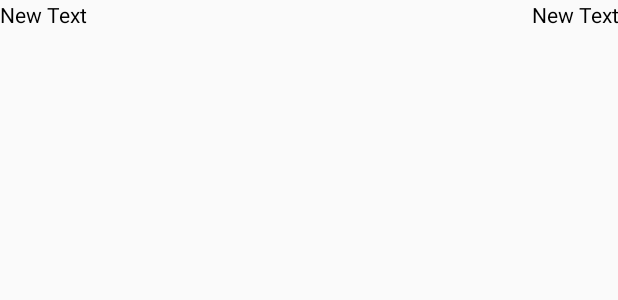
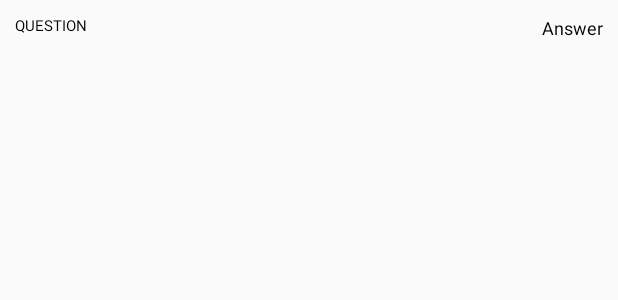
Before and after one commit to Kalianey/Oxapp, an Android app: the layout profile_question_list_item.xml on its own in the app's theme, with its tools: preview values and no code run, on a phone screen of 412 x 824 dp. Shown: the top 300 px of the screen. Run offline under Robolectric (Android 15) with nearby library versions, the phone set to English and light mode, and no system bars; network calls fail.

```diff
--- a/app/src/main/res/layout/profile_question_list_item.xml
+++ b/app/src/main/res/layout/profile_question_list_item.xml
@@ -2,22 +2,26 @@
 <LinearLayout xmlns:android="http://schemas.android.com/apk/res/android"
     android:orientation="horizontal" android:layout_width="match_parent"
     android:layout_height="match_parent"
-    android:weightSum="1">
+    android:weightSum="1"
+    android:padding="10dp">
 
     <TextView
         android:layout_width="wrap_content"
         android:layout_height="wrap_content"
-        android:text="New Text"
+        android:text="Question"
         android:id="@+id/question"
-        android:layout_weight="0.5"/>
+        android:layout_weight="0.5"
+        android:textAllCaps="true"
+        android:textSize="10dp" />
 
     <TextView
         android:layout_width="wrap_content"
         android:layout_height="wrap_content"
-        android:text="New Text"
+        android:text="Answer"
         android:id="@+id/answer"
         android:layout_gravity="right"
         android:layout_weight="0.5"
-        android:gravity="right" />
+        android:gravity="right"
+        android:textSize="12dp" />
 
 </LinearLayout>
```
Also changed, not shown: app/src/main/java/com/kalianey/oxapp/views/adapters/ProfileQuestionListAdapter.java (+17 -15 lines), app/src/main/res/layout/fragment_profile.xml (+12 -15 lines), app/src/main/res/layout/profile_question_list_header.xml (+5 -2 lines).
